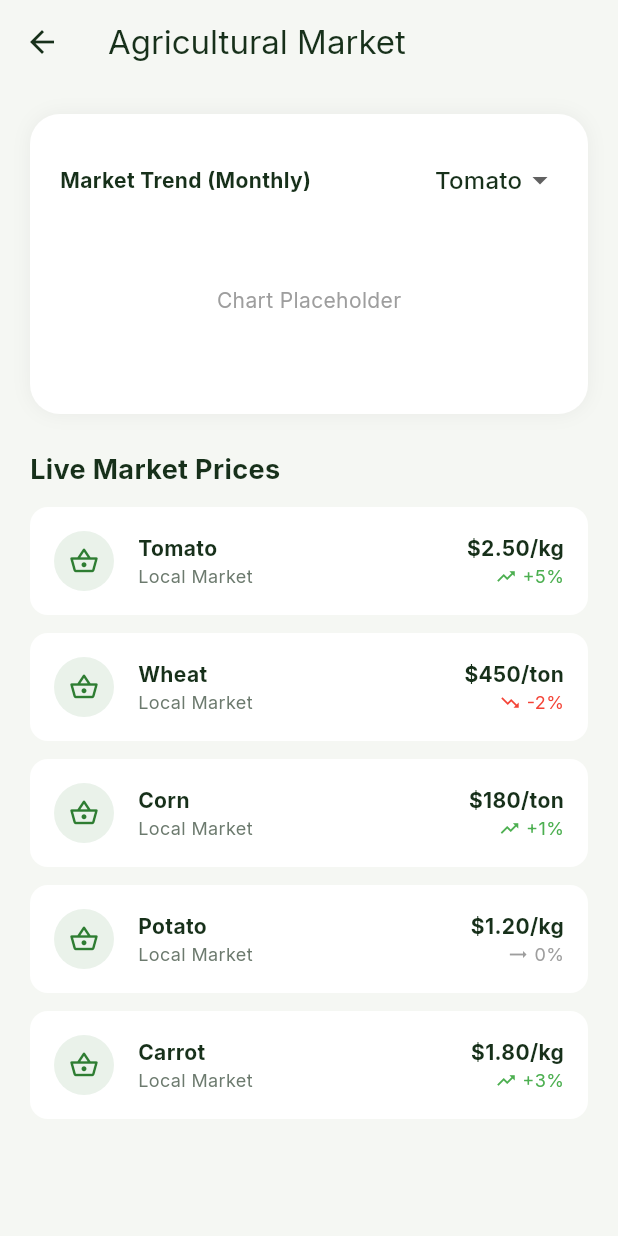
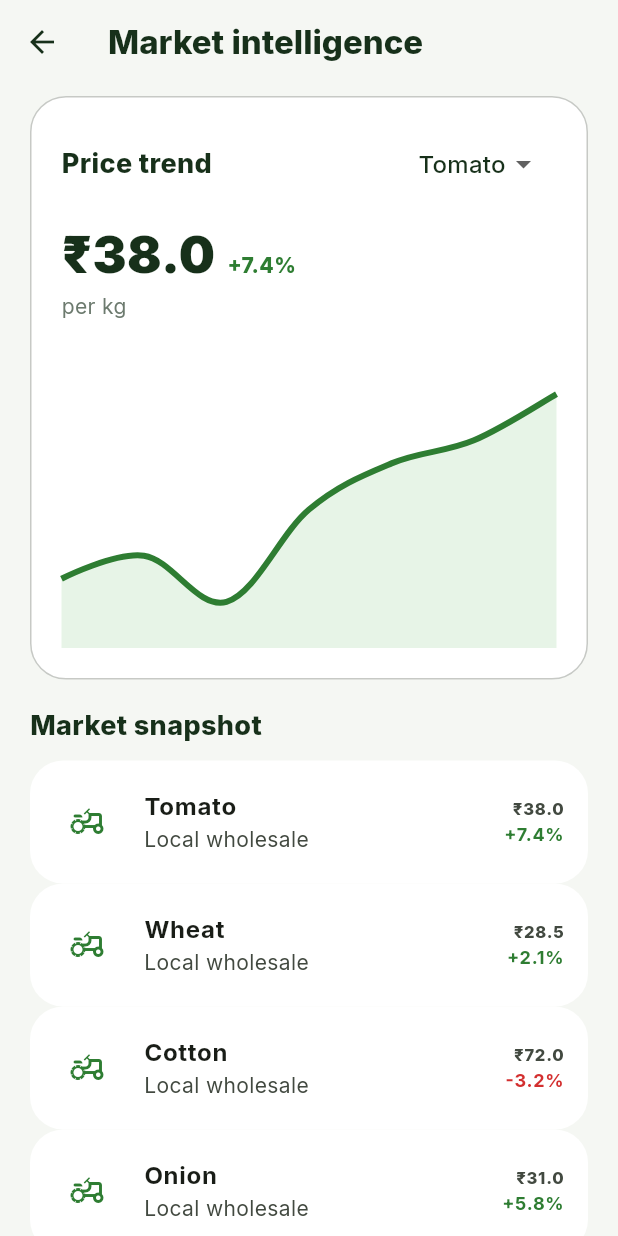
Before and after one commit to Jatinkanara21/Agrismart, a Flutter app: the MarketScreen screen opened directly, on a phone screen of 412 x 824 dp. Run offline on Flutter 3.47's test engine with Material 3 defaults, Android fonts, the phone set to English and light mode, and no system bars; drawn by our look-alikes of fl_chart; our stand-ins replace google_fonts, image_picker; statements that could not run were skipped.

Commit message:
feat: add interactive market price charts

```diff
--- a/lib/screens/market/market_screen.dart
+++ b/lib/screens/market/market_screen.dart
@@ -1,129 +1,46 @@
+import 'package:fl_chart/fl_chart.dart';
 import 'package:flutter/material.dart';
+import 'package:provider/provider.dart';
 import '../../core/constants/app_colors.dart';
+import '../../models/market_price.dart';
+import '../../providers/dashboard_provider.dart';
+import '../../services/mock_api_service.dart';
 
-class MarketScreen extends StatelessWidget {
+class MarketScreen extends StatefulWidget {
   const MarketScreen({super.key});
+  @override
+  State<MarketScreen> createState() => _MarketScreenState();
+}
 
+class _MarketScreenState extends State<MarketScreen> {
+  int selected = 0;
   @override
   Widget build(BuildContext context) {
-    final List<Map<String, dynamic>> items = [
-      {'name': 'Tomato', 'price': '\$2.50/kg', 'trend': 'up', 'change': '+5%'},
-      {'name': 'Wheat', 'price': '\$450/ton', 'trend': 'down', 'change': '-2%'},
-      {'name': 'Corn', 'price': '\$180/ton', 'trend': 'up', 'change': '+1%'},
-      {'name': 'Potato', 'price': '\$1.20/kg', 'trend': 'stable', 'change': '0%'},
-      {'name': 'Carrot', 'price': '\$1.80/kg', 'trend': 'up', 'change': '+3%'},
-    ];
-
-    return Scaffold(
-      appBar: AppBar(title: const Text('Agricultural Market')),
-      body: SingleChildScrollView(
-        padding: const EdgeInsets.all(20),
-        child: Column(
-          crossAxisAlignment: CrossAxisAlignment.start,
-          children: [
-            _buildPriceTrendCard(),
-            const SizedBox(height: 24),
-            const Text('Live Market Prices', style: TextStyle(fontSize: 18, fontWeight: FontWeight.bold)),
-            const SizedBox(height: 12),
-            ListView.builder(
-              shrinkWrap: true,
-              physics: const NeverScrollableScrollPhysics(),
-              itemCount: items.length,
-              itemBuilder: (context, index) {
-                final item = items[index];
-                return _buildMarketItem(item);
-              },
-            ),
-          ],
-        ),
-      ),
-    );
-  }
-
-  Widget _buildPriceTrendCard() {
-    return Container(
-      padding: const EdgeInsets.all(20),
-      height: 200,
-      width: double.infinity,
-      decoration: BoxDecoration(
-        color: Colors.white,
-        borderRadius: BorderRadius.circular(20),
-        boxShadow: [BoxShadow(color: Colors.black.withOpacity(0.05), blurRadius: 10)],
-      ),
-      child: Column(
-        crossAxisAlignment: CrossAxisAlignment.start,
-        children: [
-          Row(
-            mainAxisAlignment: MainAxisAlignment.spaceBetween,
-            children: [
-              const Text('Market Trend (Monthly)', style: TextStyle(fontWeight: FontWeight.bold)),
-              DropdownButton<String>(
-                value: 'Tomato',
-                items: ['Tomato', 'Wheat', 'Corn'].map((e) => DropdownMenuItem(value: e, child: Text(e))).toList(),
-                onChanged: (v) {},
-                underline: const SizedBox(),
-              ),
-            ],
-          ),
-          const Expanded(
-            child: Center(
-              child: Text('Chart Placeholder', style: TextStyle(color: Colors.grey)),
-            ),
-          ),
-        ],
-      ),
-    );
-  }
-
-  Widget _buildMarketItem(Map<String, dynamic> item) {
-    return Container(
-      margin: const EdgeInsets.only(bottom: 12),
-      padding: const EdgeInsets.all(16),
-      decoration: BoxDecoration(
-        color: Colors.white,
-        borderRadius: BorderRadius.circular(12),
-      ),
-      child: Row(
-        children: [
-          CircleAvatar(
-            backgroundColor: AppColors.primary.withOpacity(0.1),
-            child: const Icon(Icons.shopping_basket_outlined, color: AppColors.primary, size: 20),
-          ),
-          const SizedBox(width: 16),
-          Expanded(
-            child: Column(
-              crossAxisAlignment: CrossAxisAlignment.start,
-              children: [
-                Text(item['name'], style: const TextStyle(fontWeight: FontWeight.bold)),
-                const Text('Local Market', style: TextStyle(fontSize: 12, color: AppColors.textSecondary)),
-              ],
-            ),
-          ),
-          Column(
-            crossAxisAlignment: CrossAxisAlignment.end,
-            children: [
-              Text(item['price'], style: const TextStyle(fontWeight: FontWeight.bold)),
-              Row(
-                children: [
-                  Icon(
-                    item['trend'] == 'up' ? Icons.trending_up : (item['trend'] == 'down' ? Icons.trending_down : Icons.trending_flat),
-                    size: 14,
-                    color: item['trend'] == 'up' ? Colors.green : (item['trend'] == 'down' ? Colors.red : Colors.grey),
-                  ),
-                  const SizedBox(width: 4),
-                  Text(
-                    item['change'],
-                    style: TextStyle(
-                      fontSize: 12,
-                      color: item['trend'] == 'up' ? Colors.green : (item['trend'] == 'down' ? Colors.red : Colors.grey),
-                    ),
-                  ),
-                ],
-              ),
-            ],
-          ),
-        ],
-      ),
+    return ChangeNotifierProvider(
+      create: (_) => DashboardProvider(MockApiService())..load(),
+      child: Builder(builder: (context) {
+        final provider = context.watch<DashboardProvider>();
+        if (provider.loading && provider.markets.isEmpty) return const Scaffold(body: Center(child: CircularProgressIndicator()));
+        if (provider.markets.isEmpty) return Scaffold(appBar: AppBar(title: const Text('Market')), body: const Center(child: Text('Market data unavailable.')));
+        final item = provider.markets[selected.clamp(0, provider.markets.length - 1)];
+        return Scaffold(
+          appBar: AppBar(title: const Text('Market intelligence', style: TextStyle(fontWeight: FontWeight.w800))),
+          body: RefreshIndicator(onRefresh: provider.load, color: AppColors.primary, child: ListView(padding: const EdgeInsets.fromLTRB(20, 8, 20, 110), physics: const AlwaysScrollableScrollPhysics(), children: [
+            Container(padding: const EdgeInsets.all(20), decoration: BoxDecoration(color: Theme.of(context).colorScheme.surface, borderRadius: BorderRadius.circular(24), border: Border.all(color: Theme.of(context).dividerColor.withValues(alpha: .4))), child: Column(crossAxisAlignment: CrossAxisAlignment.start, children: [
+              Row(mainAxisAlignment: MainAxisAlignment.spaceBetween, children: [const Text('Price trend', style: TextStyle(fontSize: 18, fontWeight: FontWeight.w800)), Container(padding: const EdgeInsets.symmetric(horizontal: 10), decoration: BoxDecoration(color: AppColors.mint, borderRadius: BorderRadius.circular(12)), child: DropdownButtonHideUnderline(child: DropdownButton<int>(value: selected, items: List.generate(provider.markets.length, (i) => DropdownMenuItem(value: i, child: Text(provider.markets[i].crop))), onChanged: (v) => setState(() => selected = v ?? 0))))]),
+              const SizedBox(height: 12),
+              Row(crossAxisAlignment: CrossAxisAlignment.end, children: [Text('₹${item.currentPrice.toStringAsFixed(1)}', style: const TextStyle(fontSize: 34, fontWeight: FontWeight.w900)), const SizedBox(width: 8), Padding(padding: const EdgeInsets.only(bottom: 7), child: Text('${item.changePercent >= 0 ? '+' : ''}${item.changePercent.toStringAsFixed(1)}%', style: TextStyle(color: item.changePercent >= 0 ? AppColors.primary : AppColors.error, fontWeight: FontWeight.w800)))]),
+              Text('per ${item.unit == '₹/kg' ? 'kg' : 'unit'}', style: const TextStyle(color: AppColors.textSecondary)),
+              const SizedBox(height: 18),
+              SizedBox(height: 200, child: LineChart(LineChartData(minY: item.trend.map((e) => e.price).reduce((a,b) => a < b ? a : b) - 2, maxY: item.trend.map((e) => e.price).reduce((a,b) => a > b ? a : b) + 2, gridData: const FlGridData(show: false), titlesData: const FlTitlesData(show: false), borderData: FlBorderData(show: false), lineBarsData: [LineChartBarData(spots: [for (int i = 0; i < item.trend.length; i++) FlSpot(i.toDouble(), item.trend[i].price)], isCurved: true, color: AppColors.primary, barWidth: 4, dotData: const FlDotData(show: false), belowBarData: BarAreaData(show: true, color: AppColors.primaryLight.withValues(alpha: .16)))]))),
+            ])),
+            const SizedBox(height: 18),
+            const Text('Market snapshot', style: TextStyle(fontWeight: FontWeight.w800, fontSize: 18)),
+            const SizedBox(height: 10),
+            ...provider.markets.asMap().entries.map((entry) { final i = entry.key; final price = entry.value; final up = price.changePercent >= 0; return Card(child: ListTile(onTap: () => setState(() => selected = i), contentPadding: const EdgeInsets.symmetric(horizontal: 16, vertical: 5), leading: Container(padding: const EdgeInsets.all(10), decoration: BoxDecoration(color: AppColors.mint, borderRadius: BorderRadius.circular(13)), child: const Icon(Icons.agriculture_outlined, color: AppColors.primary)), title: Text(price.crop, style: const TextStyle(fontWeight: FontWeight.w700)), subtitle: Text(price.unit == '₹/kg' ? 'Local wholesale' : 'Regional market'), trailing: Column(mainAxisAlignment: MainAxisAlignment.center, crossAxisAlignment: CrossAxisAlignment.end, children: [Text('₹${price.currentPrice.toStringAsFixed(1)}', style: const TextStyle(fontWeight: FontWeight.w800)), Text('${up ? '+' : ''}${price.changePercent.toStringAsFixed(1)}%', style: TextStyle(color: up ? AppColors.primary : AppColors.error, fontSize: 12, fontWeight: FontWeight.w700))]))); }),
+          ])),
+        );
+      }),
     );
   }
 }
```
